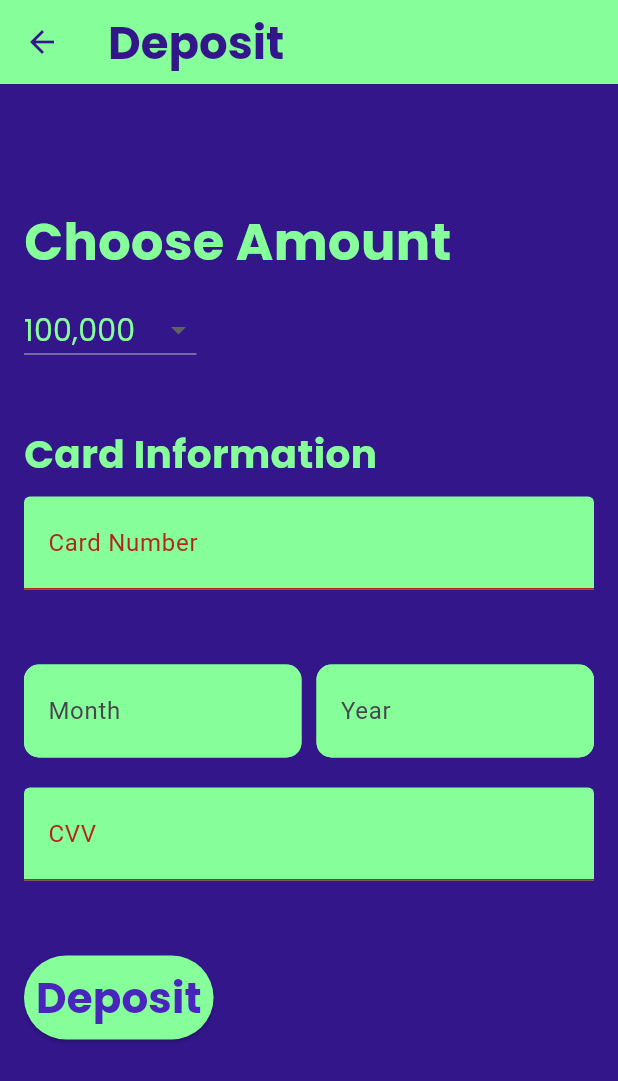
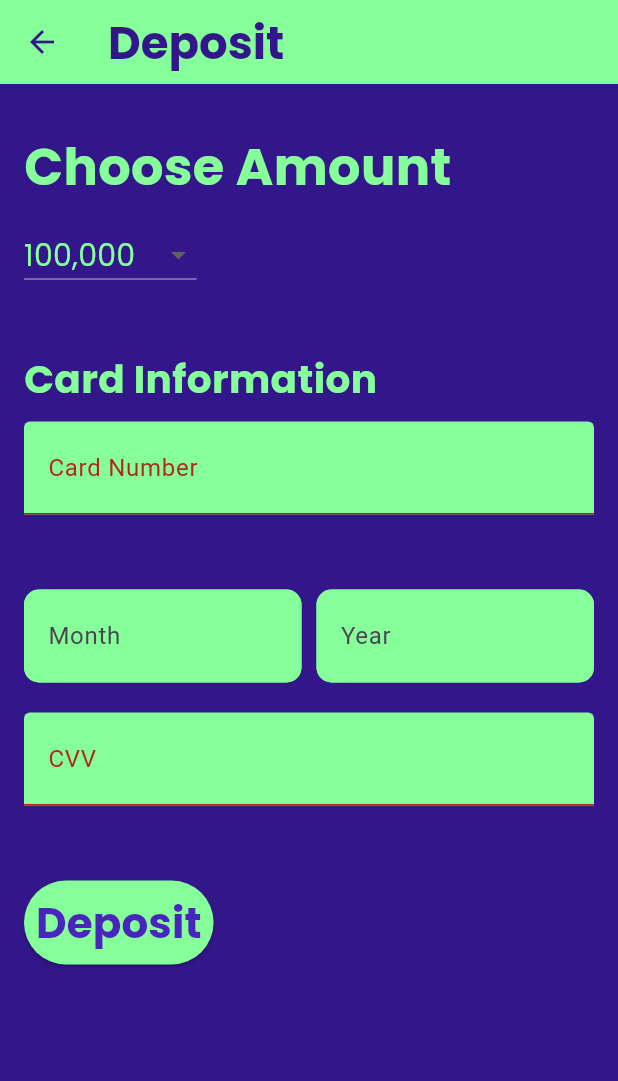
Before and after one commit to George535220173/UAS_E-MONEY, a Flutter app: the debitPage screen opened directly, on a phone screen of 412 x 824 dp. Shown: the top 1081 px of the screen. Run offline on Flutter 3.47's test engine with Material 3 defaults, Android fonts, the phone set to English and light mode, and no system bars; our stand-ins replace carousel_slider, cloud_firestore, firebase_auth, firebase_core; accounts and stored records are empty.

Commit message:
Update debit.dart

```diff
--- a/lib/Deposit/debit.dart
+++ b/lib/Deposit/debit.dart
@@ -53,7 +53,7 @@ class _debitPageState extends State<debitPage> {
         child: Column(
           crossAxisAlignment: CrossAxisAlignment.start,
           children: [
-            SizedBox(height: 65),
+            SizedBox(height: 15),
             Text(
               'Choose Amount',
               style: TextStyle(
```
